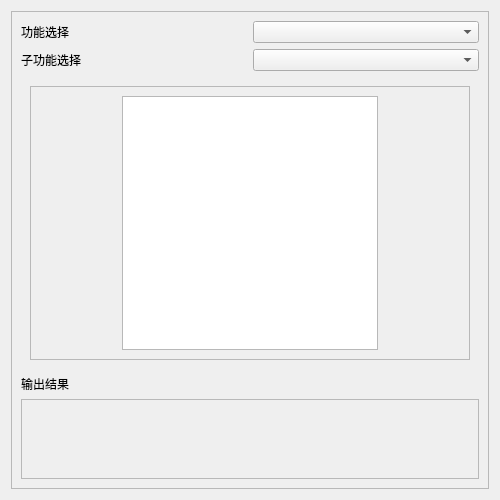
Qt form ui/managementpage.ui (azh-1415926/POCAssistant) before a commit.
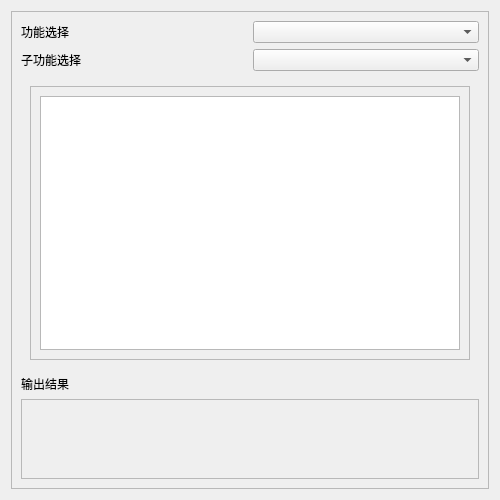
The same form after that commit. The open tabs and pages were chosen to show the change. Custom widgets are drawn as their Qt base class.

Commit message: 修复上次提交的小问题

Patch:
```diff
--- a/ui/managementpage.ui
+++ b/ui/managementpage.ui
@@ -354,19 +354,6 @@
              <enum>QFrame::Shadow::Raised</enum>
             </property>
             <layout class="QHBoxLayout" name="horizontalLayout_7">
-             <item>
-              <spacer name="horizontalSpacer_5">
-               <property name="orientation">
-                <enum>Qt::Orientation::Horizontal</enum>
-               </property>
-               <property name="sizeHint" stdset="0">
-                <size>
-                 <width>58</width>
-                 <height>20</height>
-                </size>
-               </property>
-              </spacer>
-             </item>
              <item>
               <layout class="QGridLayout" name="gridLayout_2">
                <item row="0" column="0" colspan="2">
@@ -374,19 +361,6 @@
                </item>
               </layout>
              </item>
-             <item>
-              <spacer name="horizontalSpacer_6">
-               <property name="orientation">
-                <enum>Qt::Orientation::Horizontal</enum>
-               </property>
-               <property name="sizeHint" stdset="0">
-                <size>
-                 <width>58</width>
-                 <height>20</height>
-                </size>
-               </property>
-              </spacer>
-             </item>
             </layout>
            </widget>
           </item>
```
Left out of the diff: 2 changed lines with no effect on the pictures. The commit also changes 1 other file.
